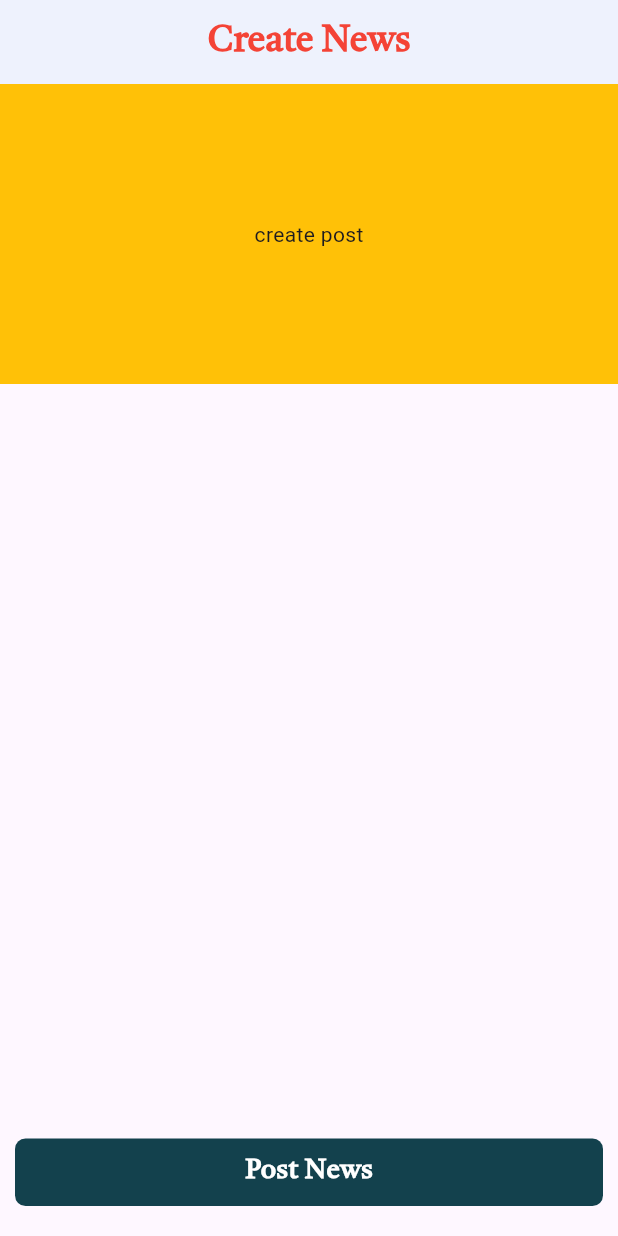
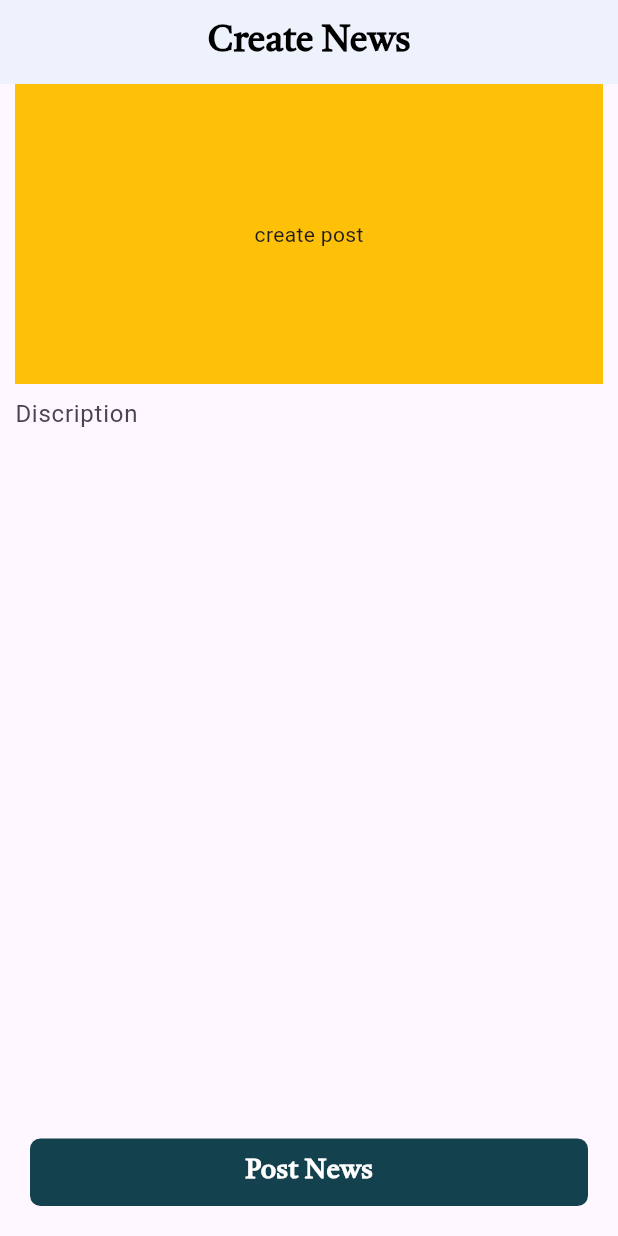
Before and after one commit to srmanry/newsapp, a Flutter app: the CreatePostscreen screen opened directly, on a phone screen of 412 x 824 dp. Run offline on Flutter 3.47's test engine with Material 2 defaults, Android fonts, the phone set to English and light mode, and no system bars; our stand-ins replace device_preview, get.

Commit message:
add font

```diff
--- a/lib/screens/view/post/create_postScreen.dart
+++ b/lib/screens/view/post/create_postScreen.dart
@@ -18,9 +18,11 @@ class CreatePostscreen extends StatelessWidget {
         automaticallyImplyLeading: false,
         centerTitle: true,
         title:
-            Text("Create News", style: hedartext.copyWith(color: Colors.red)),
+            Text("Create News", style: hedartext.copyWith(color: Colors.black)),
       ),
-      body: Column(
+      body: Padding(
+        padding: const EdgeInsets.symmetric(horizontal: 10),
+        child: Column(
           children: [
             Expanded(
                 child: ListView(
@@ -33,7 +35,9 @@ class CreatePostscreen extends StatelessWidget {
                   ),
                 ),
                 const TextField(
-                decoration: InputDecoration(border: InputBorder.none),
+                  decoration: InputDecoration(
+                      border: InputBorder.none, hintText: "Discription"),
+
                   maxLines: 20,
                   //decoration: InputDecoration(),
                 ),
@@ -63,6 +67,7 @@ class CreatePostscreen extends StatelessWidget {
             )
           ],
         ),
+      ),
     );
   }
 }
--- a/pubspec.yaml
+++ b/pubspec.yaml
@@ -89,6 +89,9 @@ flutter:
     - family: Paapri
       fonts:
         - asset: assets/fonts/Paapri.ttf
+    - family: Poppins
+      fonts:
+        - asset: assets/fonts/Poppins-Regular.ttf
   #       - asset: fonts/TrajanPro_Bold.ttf
   #         weight: 700
   #
```
Also changed, not shown: assets/fonts/Poppins-Regular.ttf (added). Lines whose indentation alone changed are shown as unchanged.
